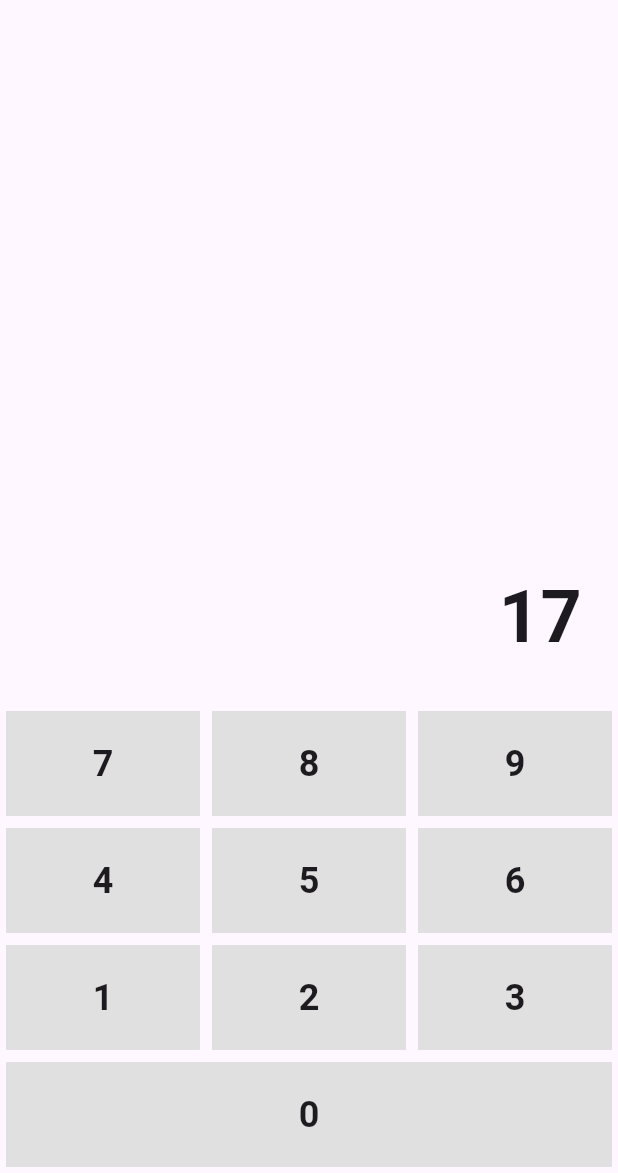
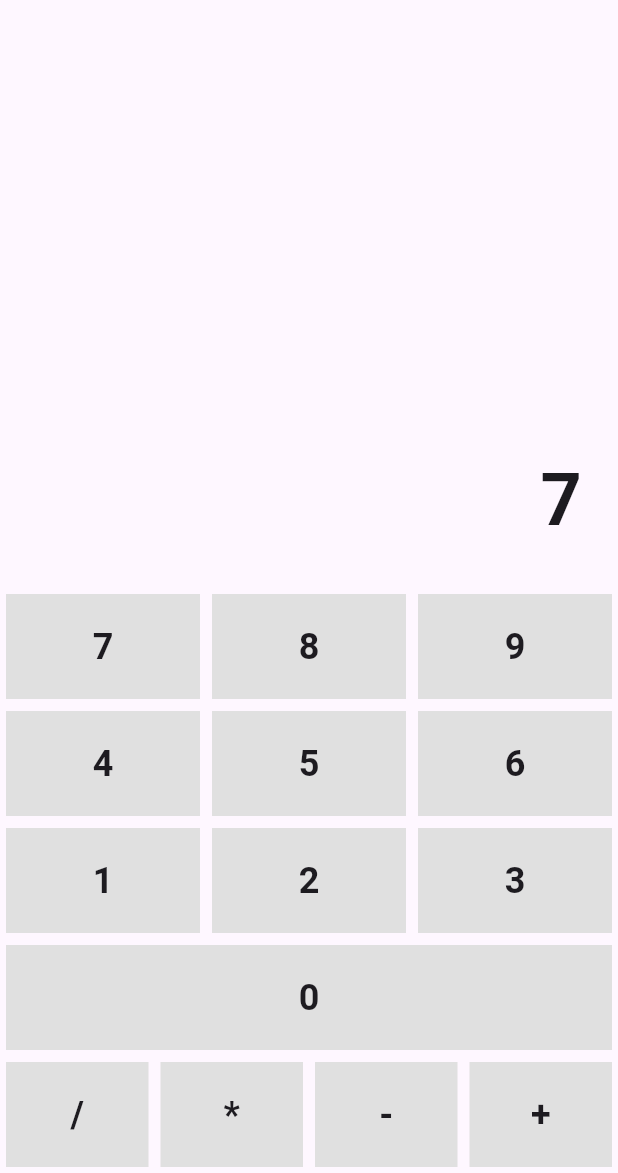
Before and after one commit to mduruji/calculator_app, a Flutter app: the screen it shows after launch, after a tap on an icon or button, on a phone screen of 412 x 824 dp, the part 63-1236 px from its top. Run offline on Flutter 3.47's test engine with Material 3 defaults, Android fonts, the phone set to English and light mode, and no system bars.

Commit message:
feat: add operator buttons and store first operand

```diff
--- a/lib/main.dart
+++ b/lib/main.dart
@@ -26,6 +26,8 @@ class CalculatorScreen extends StatefulWidget {
 
 class _CalculatorScreenState extends State<CalculatorScreen> {
   String _display = "0";
+  double? _firstNumber;
+  String _operand = "";
 
   void _numClick(String text) {
     setState(() {
@@ -34,6 +36,14 @@ class _CalculatorScreenState extends State<CalculatorScreen> {
       } else {
         _display += text;
       }
+    });
+  }
+
+  void _operatorClick(String op) {
+    setState(() {
+      _firstNumber = double.tryParse(_display);
+      _operand = op;
+      _display = "0";
     });
   }
 
@@ -98,6 +108,14 @@ class _CalculatorScreenState extends State<CalculatorScreen> {
               _buildButton("0", onPressed: () => _numClick("0")),
             ],
           ),
+          Row(
+            children: [
+              _buildButton("/", onPressed: () => _operatorClick("/")),
+              _buildButton("*", onPressed: () => _operatorClick("*")),
+              _buildButton("-", onPressed: () => _operatorClick("-")),
+              _buildButton("+", onPressed: () => _operatorClick("+")),
+            ],
+          )
         ],
       ),
     );
```
